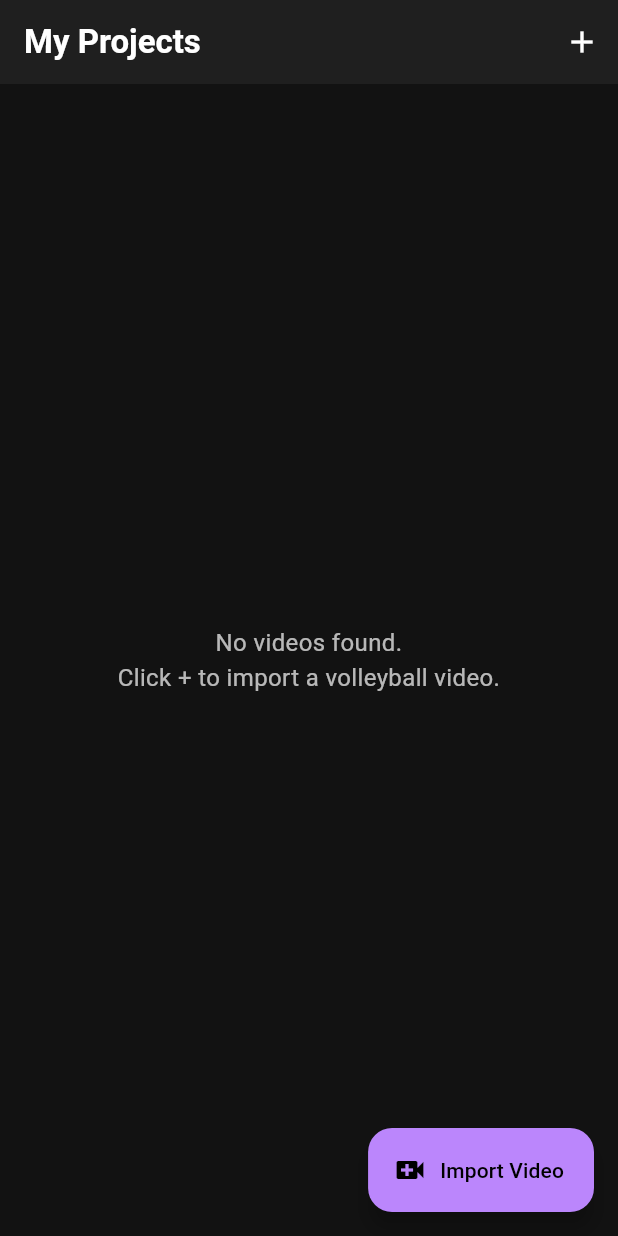
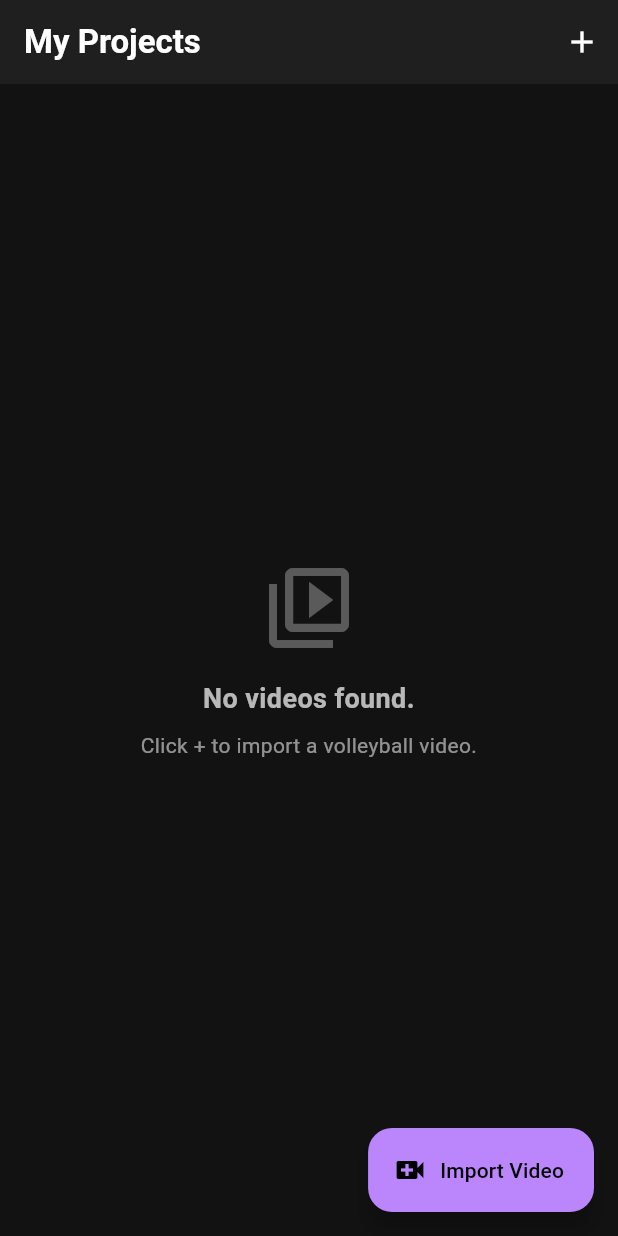
Before and after one commit to kusojac/ML_CV_Video, a Flutter app: the screen it shows after launch, on a phone screen of 412 x 824 dp. Run offline on Flutter 3.47's test engine with Material 3 defaults, Android fonts, the phone set to English and light mode, and no system bars; our stand-ins replace file_picker, shared_preferences; missing offline and left inert: media_kit, media_kit_video.

Commit message:
🎨 Palette: Improve empty state in ProjectListScreen
Replaced the plain text empty state message with a visually structured
`Column` containing an `Icon`, a bold title, and a descriptive subtitle.
This improves user guidance and visual polish when no projects exist.

Co-authored-by: kusojac <13525690+kusojac@users.noreply.github.com>

```diff
--- a/VolleyballApp/frontend/lib/screens/project_list_screen.dart
+++ b/VolleyballApp/frontend/lib/screens/project_list_screen.dart
@@ -133,10 +133,23 @@ class _ProjectListScreenState extends State<ProjectListScreen> {
       ),
       body: _videoPaths.isEmpty
           ? const Center(
-              child: Text(
-                'No videos found.\nClick + to import a volleyball video.',
-                textAlign: TextAlign.center,
-                style: TextStyle(color: Colors.white70, fontSize: 16),
+              child: Column(
+                mainAxisAlignment: MainAxisAlignment.center,
+                children: [
+                  Icon(Icons.video_library_outlined, size: 64, color: Colors.white30),
+                  SizedBox(height: 16),
+                  Text(
+                    'No videos found.',
+                    textAlign: TextAlign.center,
+                    style: TextStyle(fontSize: 18, fontWeight: FontWeight.bold, color: Colors.white70),
+                  ),
+                  SizedBox(height: 8),
+                  Text(
+                    'Click + to import a volleyball video.',
+                    textAlign: TextAlign.center,
+                    style: TextStyle(color: Colors.white54, fontSize: 14),
+                  ),
+                ],
               ),
             )
           : ListView.builder(
```
Also changed, not shown: VolleyballApp/frontend/pubspec.lock (deleted), 1 other file.
